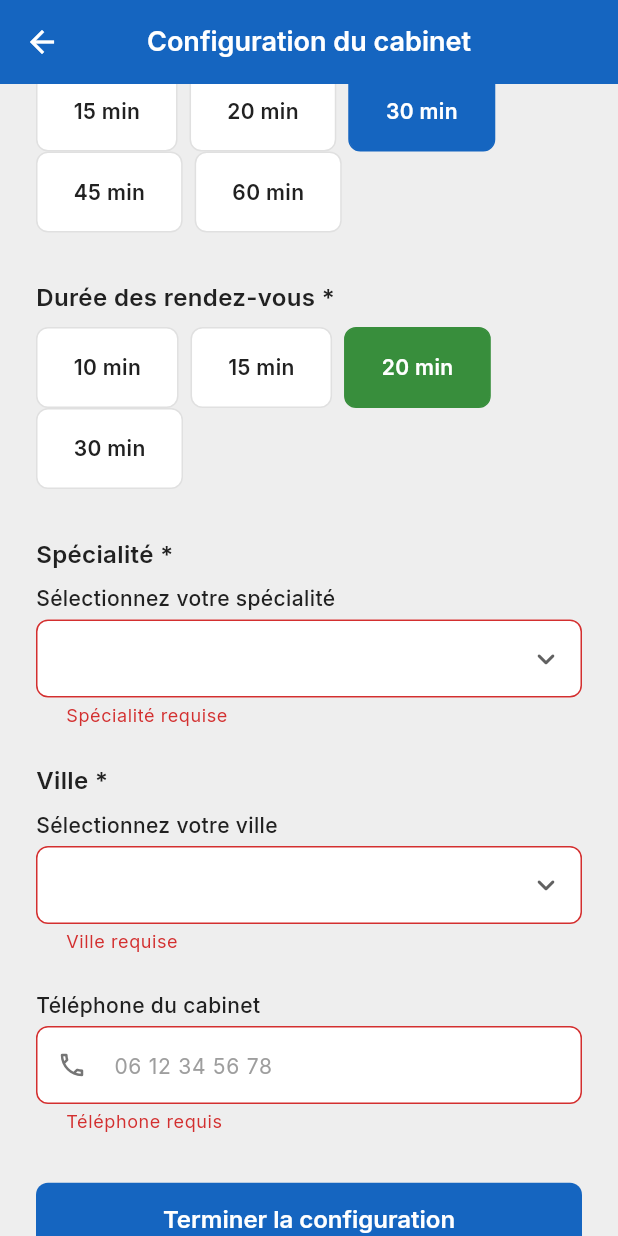
After one commit to eyadati/eyadati.com, a Flutter app: the DoctorSetupPage screen opened by its route, scrolled down 459 dp, after a tap on "Terminer la configuration", on a phone screen of 412 x 824 dp. The commit adds this screen. Run offline on Flutter 3.47's test engine with Material 3 defaults, Android fonts, the phone set to English and light mode, and no system bars; our stand-ins replace cached_network_image, flutter_dotenv, flutter_riverpod, freezed_annotation, go_router, google_fonts and 2 more; accounts and stored records are empty.

Commit message:
Add doctor setup page with required fields
- Create DoctorSetupPage with working days, hours, consultation/appointment durations, specialty, city, phone
- Add setupCompleted field to AppAuthState
- Add doctorSetup route and redirect logic in app_router.dart
- Doctors must complete setup before accessing dashboard
- Prevent accessing setup page if already completed

```diff
--- a/lib/core/routing/app_router.dart
+++ b/lib/core/routing/app_router.dart
@@ -15,6 +15,7 @@ import '../../features/patient/presentation/pages/patient_appointments_page.dart
 import '../../features/patient/presentation/pages/favorites_page.dart';
 import '../../features/patient/presentation/pages/patient_profile_page.dart';
 import '../../features/doctor/presentation/pages/doctor_dashboard_page.dart';
+import '../../features/doctor/presentation/pages/doctor_setup_page.dart';
 import '../../features/doctor/presentation/pages/doctor_schedule_page.dart';
 import '../../features/doctor/presentation/pages/doctor_appointments_page.dart';
 import '../../features/doctor/presentation/pages/doctor_profile_page.dart';
@@ -67,6 +68,9 @@ final routerProvider = Provider<GoRouter>((ref) {
 
       // 2. If logged in but at an auth-only route (like Login or Splash)
       if (isLoggedIn && isAuthRoute) {
+        if (authState.isDoctor && !authState.setupCompleted) {
+          return RouteNames.doctorSetup;
+        }
         return authState.isDoctor ? RouteNames.doctorDashboard : RouteNames.patientHome;
       }
 
@@ -80,6 +84,11 @@ final routerProvider = Provider<GoRouter>((ref) {
 
       if (isDoctorRoute && !authState.isDoctor) {
         return RouteNames.patientHome;
+      }
+
+      // 4. Prevent setup page if already completed
+      if (state.matchedLocation == RouteNames.doctorSetup && authState.setupCompleted) {
+        return RouteNames.doctorDashboard;
       }
 
       // Allow navigation if none of the above rules match
@@ -143,6 +152,10 @@ final routerProvider = Provider<GoRouter>((ref) {
         builder: (context, state) => const DoctorDashboardPage(),
       ),
       GoRoute(
+        path: RouteNames.doctorSetup,
+        builder: (context, state) => const DoctorSetupPage(),
+      ),
+      GoRoute(
         path: RouteNames.doctorSchedule,
         builder: (context, state) => const DoctorSchedulePage(),
       ),
--- a/lib/core/routing/route_names.dart
+++ b/lib/core/routing/route_names.dart
@@ -14,6 +14,7 @@ class RouteNames {
   static const String patientProfile = '/patient/profile';
 
   static const String doctorDashboard = '/doctor/dashboard';
+  static const String doctorSetup = '/doctor/setup';
   static const String doctorSchedule = '/doctor/schedule';
   static const String doctorAppointments = '/doctor/appointments';
   static const String doctorProfile = '/doctor/profile';
--- a/lib/features/auth/presentation/providers/auth_state.dart
+++ b/lib/features/auth/presentation/providers/auth_state.dart
@@ -3,6 +3,7 @@ class AppAuthState {
   final bool isDoctor;
   final bool isLoading;
   final bool isInitialized;
+  final bool setupCompleted;
   final String? errorMessage;
   final String? userId;
   final String? email;
@@ -13,6 +14,7 @@ class AppAuthState {
     this.isDoctor = false,
     this.isLoading = false,
     this.isInitialized = false,
+    this.setupCompleted = false,
     this.errorMessage,
     this.userId,
     this.email,
@@ -24,6 +26,7 @@ class AppAuthState {
     bool? isDoctor,
     bool? isLoading,
     bool? isInitialized,
+    bool? setupCompleted,
     String? errorMessage,
     String? userId,
     String? email,
@@ -34,6 +37,7 @@ class AppAuthState {
       isDoctor: isDoctor ?? this.isDoctor,
       isLoading: isLoading ?? this.isLoading,
       isInitialized: isInitialized ?? this.isInitialized,
+      setupCompleted: setupCompleted ?? this.setupCompleted,
       errorMessage: errorMessage,
       userId: userId ?? this.userId,
       email: email ?? this.email,
--- /dev/null
+++ b/lib/features/doctor/presentation/pages/doctor_setup_page.dart
@@ -0,0 +1,497 @@
+import 'package:flutter/material.dart';
+import 'package:flutter_riverpod/flutter_riverpod.dart';
+import 'package:go_router/go_router.dart';
+import '../../../../core/routing/route_names.dart';
+import '../../../../core/constants/app_colors.dart';
+import '../../../../core/constants/app_spacing.dart';
+import '../../../../core/widgets/buttons/primary_button.dart';
+import '../../../../core/widgets/inputs/app_text_field.dart';
+import '../../../../core/widgets/inputs/app_dropdown.dart';
+import '../../../../core/widgets/feedback/app_snackbar.dart';
+
+class DoctorSetupPage extends ConsumerStatefulWidget {
+  const DoctorSetupPage({super.key});
+
+  @override
+  ConsumerState<DoctorSetupPage> createState() => _DoctorSetupPageState();
+}
+
+class _DoctorSetupPageState extends ConsumerState<DoctorSetupPage> {
+  final _formKey = GlobalKey<FormState>();
+  bool _isLoading = false;
+
+  final List<String> _weekDays = ['lundi', 'mardi', 'mercredi', 'jeudi', 'vendredi', 'samedi'];
+  final Set<String> _selectedDays = {};
+  TimeOfDay _startTime = const TimeOfDay(hour: 9, minute: 0);
+  TimeOfDay _endTime = const TimeOfDay(hour: 17, minute: 0);
+  int _consultationDuration = 30;
+  int _appointmentDuration = 20;
+  String? _specialty;
+  String? _city;
+  final _phoneController = TextEditingController();
+
+  final List<String> _specialties = [
+    'Médecin généraliste',
+    'Cardiologue',
+    'Dermatologue',
+    'Pédiatre',
+    'Gynécologue',
+    'Orthopédiste',
+    'Neurologue',
+    'Ophtalmologue',
+    'Dentiste',
+    'Psychiatre',
+    'Autres',
+  ];
+
+  final List<String> _cities = [
+    'Casablanca',
+    'Rabat',
+    'Marrakech',
+    'Fès',
+    'Agadir',
+    'Tanger',
+    'Meknès',
+    'Oujda',
+    'Kénitra',
+    'Tetouan',
+    'Safí',
+    'Beni Mellal',
+  ];
+
+  @override
+  void dispose() {
+    _phoneController.dispose();
+    super.dispose();
+  }
+
+  Future<void> _handleSubmit() async {
+    if (!_formKey.currentState!.validate()) return;
+
+    if (_selectedDays.isEmpty) {
+      AppSnackbar.showError(context, message: 'Sélectionnez au moins un jour de travail');
+      return;
+    }
+
+    setState(() => _isLoading = true);
+
+    try {
+      await Future.delayed(const Duration(seconds: 1));
+
+      if (!mounted) return;
+
+      AppSnackbar.showSuccess(context, message: 'Configuration enregistrée avec succès');
+      context.go(RouteNames.doctorDashboard);
+    } catch (e) {
+      if (!mounted) return;
+      AppSnackbar.showError(context, message: 'Erreur lors de la sauvegarde');
+    } finally {
+      if (mounted) {
+        setState(() => _isLoading = false);
+      }
+    }
+  }
+
+  Future<void> _selectTime(bool isStart) async {
+    final TimeOfDay? picked = await showTimePicker(
+      context: context,
+      initialTime: isStart ? _startTime : _endTime,
+      helpText: isStart ? 'Heure de début' : 'Heure de fin',
+    );
+
+    if (picked != null) {
+      setState(() {
+        if (isStart) {
+          _startTime = picked;
+        } else {
+          _endTime = picked;
+        }
+      });
+    }
+  }
+
+  String _formatTime(TimeOfDay time) {
+    return '${time.hour.toString().padLeft(2, '0')}:${time.minute.toString().padLeft(2, '0')}';
+  }
+
+  @override
+  Widget build(BuildContext context) {
+    return Scaffold(
+      backgroundColor: AppColors.background,
+      appBar: AppBar(
+        backgroundColor: AppColors.primary,
+        title: const Text(
+          'Configuration du cabinet',
+          style: TextStyle(color: Colors.white),
+        ),
+        leading: IconButton(
+          icon: const Icon(Icons.arrow_back, color: Colors.white),
+          onPressed: () => _showExitDialog(),
+        ),
+      ),
+      body: SafeArea(
+        child: Form(
+          key: _formKey,
+          child: SingleChildScrollView(
+            padding: const EdgeInsets.all(AppSpacing.lg),
+            child: Column(
+              crossAxisAlignment: CrossAxisAlignment.start,
+              children: [
+                Container(
+                  padding: const EdgeInsets.all(AppSpacing.md),
+                  decoration: BoxDecoration(
+                    color: AppColors.primary.withValues(alpha: 0.1),
+                    borderRadius: BorderRadius.circular(12),
+                  ),
+                  child: Row(
+                    children: [
+                      const Icon(Icons.info_outline, color: AppColors.primary),
+                      const SizedBox(width: AppSpacing.sm),
+                      Expanded(
+                        child: Text(
+                          'Complétez votre profil pour commencer à recevoir des patients.',
+                          style: TextStyle(
+                            color: AppColors.primary,
+                            fontSize: 14,
+                          ),
+                        ),
+                      ),
+                    ],
+                  ),
+                ),
+                const SizedBox(height: AppSpacing.xl),
+
+                const Text(
+                  'Jours de travail *',
+                  style: TextStyle(
+                    fontSize: 16,
+                    fontWeight: FontWeight.w600,
+                    color: AppColors.textPrimary,
+                  ),
+                ),
+                const SizedBox(height: AppSpacing.sm),
+                Wrap(
+                  spacing: AppSpacing.sm,
+                  runSpacing: AppSpacing.sm,
+                  children: _weekDays.map((day) {
+                    final isSelected = _selectedDays.contains(day);
+                    return GestureDetector(
+                      onTap: () {
+                        setState(() {
+                          if (isSelected) {
+                            _selectedDays.remove(day);
+                          } else {
+                            _selectedDays.add(day);
+                          }
+                        });
+                      },
+                      child: Container(
+                        padding: const EdgeInsets.symmetric(
+                          horizontal: AppSpacing.md,
+                          vertical: AppSpacing.sm,
+                        ),
+                        decoration: BoxDecoration(
+                          color: isSelected
+                              ? AppColors.primary
+                              : AppColors.card,
+                          borderRadius: BorderRadius.circular(8),
+                          border: Border.all(
+                            color: isSelected
+                                ? AppColors.primary
+                                : AppColors.border,
+                          ),
+                        ),
+                        child: Text(
+                          day.substring(0, 3).toUpperCase(),
+                          style: TextStyle(
+                            color: isSelected
+                                ? Colors.white
+                                : AppColors.textPrimary,
+                            fontWeight: FontWeight.w600,
+                            fontSize: 14,
+                          ),
+                        ),
+                      ),
+                    );
+                  }).toList(),
+                ),
+                const SizedBox(height: AppSpacing.xl),
+
+                const Text(
+                  'Horaires de travail *',
+                  style: TextStyle(
+                    fontSize: 16,
+                    fontWeight: FontWeight.w600,
+                    color: AppColors.textPrimary,
+                  ),
+                ),
+                const SizedBox(height: AppSpacing.sm),
+                Row(
+                  children: [
+                    Expanded(
+                      child: _TimeSelector(
+                        label: 'Heure de début',
+                        time: _formatTime(_startTime),
+                        onTap: () => _selectTime(true),
+                      ),
+                    ),
+                    const SizedBox(width: AppSpacing.md),
+                    const Icon(Icons.arrow_forward, color: AppColors.textSecondary),
+                    const SizedBox(width: AppSpacing.md),
+                    Expanded(
+                      child: _TimeSelector(
+                        label: 'Heure de fin',
+                        time: _formatTime(_endTime),
+                        onTap: () => _selectTime(false),
+                      ),
+                    ),
+                  ],
+                ),
+                const SizedBox(height: AppSpacing.xl),
+
+                const Text(
+                  'Durée des consultations *',
+                  style: TextStyle(
+                    fontSize: 16,
+                    fontWeight: FontWeight.w600,
+                    color: AppColors.textPrimary,
+                  ),
+                ),
+                const SizedBox(height: AppSpacing.sm),
+                Wrap(
+                  spacing: AppSpacing.sm,
+                  children: [15, 20, 30, 45, 60].map((minutes) {
+                    final isSelected = _consultationDuration == minutes;
+                    return GestureDetector(
+                      onTap: () => setState(() => _consultationDuration = minutes),
+                      child: Container(
+                        padding: const EdgeInsets.symmetric(
+                          horizontal: AppSpacing.lg,
+                          vertical: AppSpacing.md,
+                        ),
+                        decoration: BoxDecoration(
+                          color: isSelected
+                              ? AppColors.primary
+                              : AppColors.card,
+                          borderRadius: BorderRadius.circular(8),
+                          border: Border.all(
+                            color: isSelected
+                                ? AppColors.primary
+                                : AppColors.border,
+                          ),
+                        ),
+                        child: Text(
+                          '$minutes min',
+                          style: TextStyle(
+                            color: isSelected
+                                ? Colors.white
+                                : AppColors.textPrimary,
+                            fontWeight: FontWeight.w600,
+                          ),
+                        ),
+                      ),
+                    );
+                  }).toList(),
+                ),
+                const SizedBox(height: AppSpacing.xl),
+
+                const Text(
+                  'Durée des rendez-vous *',
+                  style: TextStyle(
+                    fontSize: 16,
+                    fontWeight: FontWeight.w600,
+                    color: AppColors.textPrimary,
+                  ),
+                ),
+                const SizedBox(height: AppSpacing.sm),
+                Wrap(
+                  spacing: AppSpacing.sm,
+                  children: [10, 15, 20, 30].map((minutes) {
+                    final isSelected = _appointmentDuration == minutes;
+                    return GestureDetector(
+                      onTap: () => setState(() => _appointmentDuration = minutes),
+                      child: Container(
+                        padding: const EdgeInsets.symmetric(
+                          horizontal: AppSpacing.lg,
+                          vertical: AppSpacing.md,
+                        ),
+                        decoration: BoxDecoration(
+                          color: isSelected
+                              ? AppColors.secondary
+                              : AppColors.card,
+                          borderRadius: BorderRadius.circular(8),
+                          border: Border.all(
+                            color: isSelected
+                                ? AppColors.secondary
+                                : AppColors.border,
+                          ),
+                        ),
+                        child: Text(
+                          '$minutes min',
+                          style: TextStyle(
+                            color: isSelected
+                                ? Colors.white
+                                : AppColors.textPrimary,
+                            fontWeight: FontWeight.w600,
+                          ),
+                        ),
+                      ),
+                    );
+                  }).toList(),
+                ),
+                const SizedBox(height: AppSpacing.xl),
+
+                const Text(
+                  'Spécialité *',
+                  style: TextStyle(
+                    fontSize: 16,
+                    fontWeight: FontWeight.w600,
+                    color: AppColors.textPrimary,
+                  ),
+                ),
+                const SizedBox(height: AppSpacing.sm),
+                AppDropdown(
+                  label: 'Sélectionnez votre spécialité',
+                  value: _specialty,
+                  items: _specialties.map((s) => DropdownMenuItem(value: s, child: Text(s))).toList(),
+                  onChanged: (value) => setState(() => _specialty = value),
+                  validator: (value) {
+                    if (value == null || value.isEmpty) {
+                      return 'Spécialité requise';
+                    }
+                    return null;
+                  },
+                ),
+                const SizedBox(height: AppSpacing.lg),
+
+                const Text(
+                  'Ville *',
+                  style: TextStyle(
+                    fontSize: 16,
+                    fontWeight: FontWeight.w600,
+                    color: AppColors.textPrimary,
+                  ),
+                ),
+                const SizedBox(height: AppSpacing.sm),
+                AppDropdown(
+                  label: 'Sélectionnez votre ville',
+                  value: _city,
+                  items: _cities.map((c) => DropdownMenuItem(value: c, child: Text(c))).toList(),
+                  onChanged: (value) => setState(() => _city = value),
+                  validator: (value) {
+                    if (value == null || value.isEmpty) {
+                      return 'Ville requise';
+                    }
+                    return null;
+                  },
+                ),
+                const SizedBox(height: AppSpacing.lg),
+
+                AppTextField(
+                  label: 'Téléphone du cabinet',
+                  hint: '06 12 34 56 78',
+                  controller: _phoneController,
+                  keyboardType: TextInputType.phone,
+                  prefixIcon: Icons.phone_outlined,
+                  validator: (value) {
+                    if (value == null || value.isEmpty) {
+                      return 'Téléphone requis';
+                    }
+                    return null;
+                  },
+                ),
+                const SizedBox(height: AppSpacing.xl),
+
+                PrimaryButton(
+                  label: 'Terminer la configuration',
+                  isLoading: _isLoading,
+                  onPressed: _handleSubmit,
+                ),
+                const SizedBox(height: AppSpacing.lg),
+              ],
+            ),
+          ),
+        ),
+      ),
+    );
+  }
+
+  void _showExitDialog() {
+    showDialog(
+      context: context,
+      builder: (context) => AlertDialog(
+        title: const Text('Quitter la configuration ?'),
+        content: const Text(
+          'Vous devrez compléter votre profil avant de pouvoir utiliser l\'application.',
+        ),
+        actions: [
+          TextButton(
+            onPressed: () => Navigator.pop(context),
+            child: const Text('Continuer'),
+          ),
+          TextButton(
+            onPressed: () {
+              Navigator.pop(context);
+              context.go(RouteNames.login);
+            },
+            child: const Text('Se déconnecter'),
+          ),
+        ],
+      ),
+    );
+  }
+}
+
+class _TimeSelector extends StatelessWidget {
+  final String label;
+  final String time;
+  final VoidCallback onTap;
+
+  const _TimeSelector({
+    required this.label,
+    required this.time,
+    required this.onTap,
+  });
+
+  @override
+  Widget build(BuildContext context) {
+    return GestureDetector(
+      onTap: onTap,
+      child: Container(
+        padding: const EdgeInsets.all(AppSpacing.md),
+        decoration: BoxDecoration(
+          color: AppColors.card,
+          borderRadius: BorderRadius.circular(12),
+          border: Border.all(color: AppColors.border),
+        ),
+        child: Column(
+          crossAxisAlignment: CrossAxisAlignment.start,
+          children: [
+            Text(
+              label,
+              style: const TextStyle(
+                fontSize: 12,
+                color: AppColors.textSecondary,
+              ),
+            ),
+            const SizedBox(height: 4),
+            Row(
+              children: [
+                const Icon(Icons.access_time, size: 20, color: AppColors.primary),
+                const SizedBox(width: 8),
+                Text(
+                  time,
+                  style: const TextStyle(
+                    fontSize: 18,
+                    fontWeight: FontWeight.w600,
+                    color: AppColors.textPrimary,
+                  ),
+                ),
+              ],
+            ),
+          ],
+        ),
+      ),
+    );
+  }
+}
```
